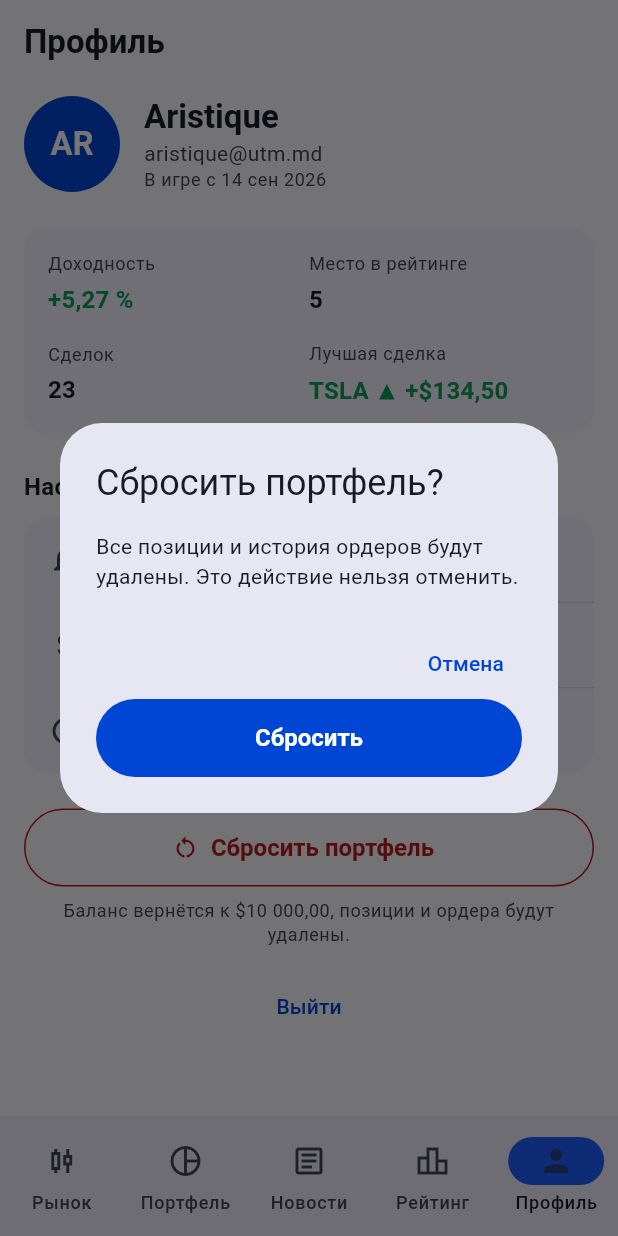
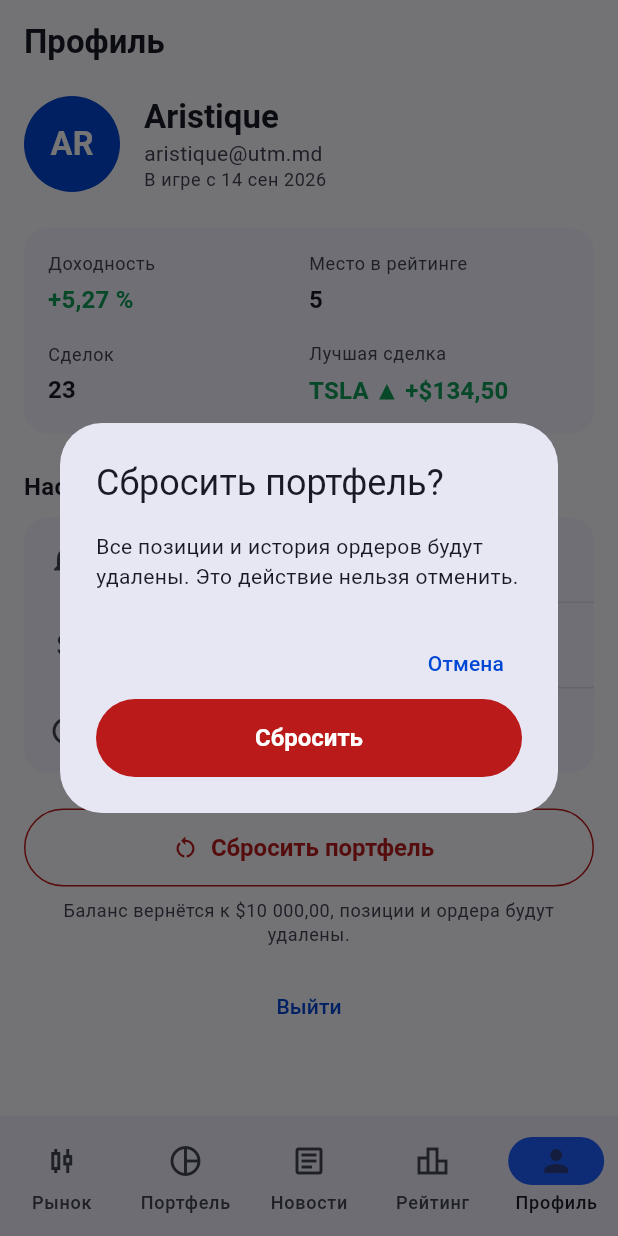
Before and after one commit to aristique/Trade-Arena, a Flutter app: the ProfileScreen screen opened by its route, after a tap on "Сбросить портфель", on a phone screen of 412 x 824 dp. Run offline on Flutter 3.47's test engine with Material 3 defaults, Android fonts, the phone set to English and light mode, and no system bars; our stand-ins replace fl_chart, go_router.

```diff
--- a/lib/screens/profile_screen.dart
+++ b/lib/screens/profile_screen.dart
@@ -146,7 +146,7 @@ class ProfileScreen extends StatelessWidget {
             ),
             icon: const Icon(Icons.restart_alt),
             label: const Text('Сбросить портфель'),
-            onPressed: () => _confirmReset(context),
+            onPressed: () => _resetPortfolio(context),
           ),
           const SizedBox(height: 8),
           Text(
@@ -191,26 +191,40 @@ class ProfileScreen extends StatelessWidget {
     }
   }
 
-  // Диалог подтверждения. Сам сброс появится вместе с торговой логикой (L4).
-  void _confirmReset(BuildContext context) {
-    showDialog<void>(
+  // Сам сброс появится вместе с торговой логикой (L4), пока только сообщаем
+  Future<void> _resetPortfolio(BuildContext context) async {
+    final ok = await showDialog<bool>(
       context: context,
-      builder: (context) => AlertDialog(
+      builder: (dialogCtx) => AlertDialog(
         title: const Text('Сбросить портфель?'),
         content: const Text(
           'Все позиции и история ордеров будут удалены. Это действие нельзя отменить.',
         ),
         actions: [
           TextButton(
-            onPressed: () => Navigator.pop(context),
+            onPressed: () => Navigator.pop(dialogCtx, false),
             child: const Text('Отмена'),
           ),
           FilledButton(
-            onPressed: () => Navigator.pop(context),
+            style: FilledButton.styleFrom(
+              backgroundColor: Theme.of(dialogCtx).colorScheme.error,
+              foregroundColor: Theme.of(dialogCtx).colorScheme.onError,
+            ),
+            onPressed: () => Navigator.pop(dialogCtx, true),
             child: const Text('Сбросить'),
           ),
         ],
       ),
     );
+    if (ok == true && context.mounted) {
+      ScaffoldMessenger.of(context).showSnackBar(
+        SnackBar(
+          content: Text(
+            'Портфель сброшен, баланс снова '
+            '${formatMoney(portfolio.startingBalance)}',
+          ),
+        ),
+      );
+    }
   }
 }
```
